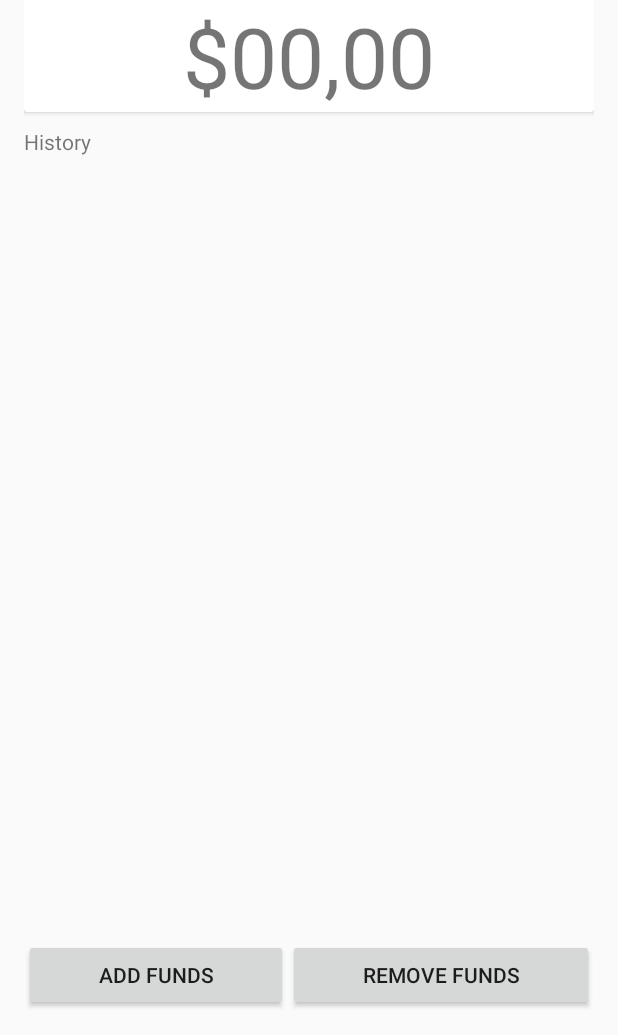
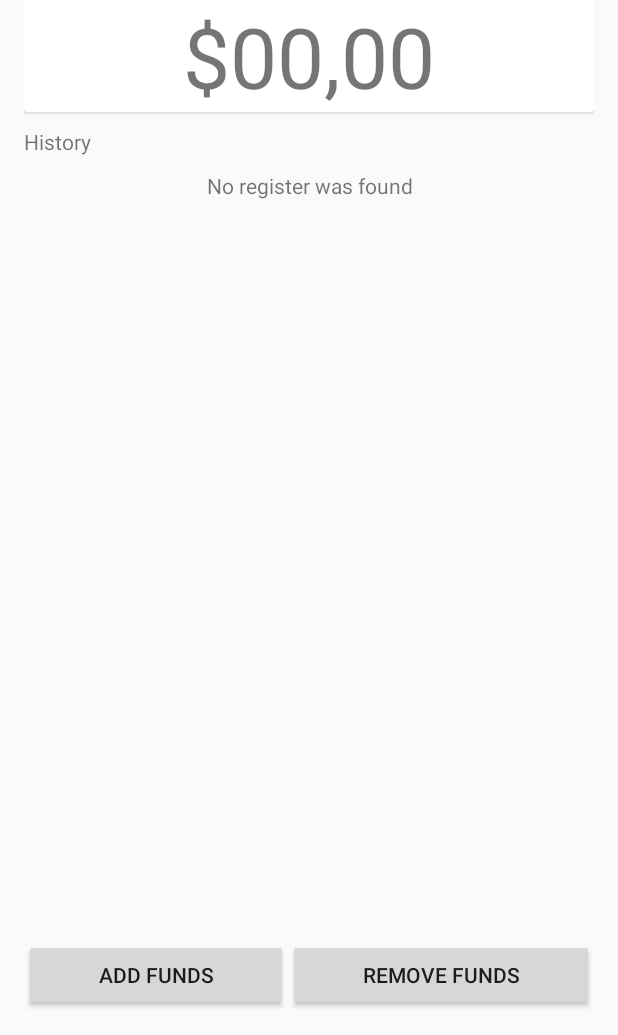
Before and after one commit to mattsousa/PortifoliAPP, an Android app: the screen it shows after launch (PrincipalActivity), on a phone screen of 412 x 824 dp, the part 201-1236 px from its top. Run offline under Robolectric (Android 15) with nearby library versions, the phone set to English and light mode, and no system bars.

Commit message:
Criação e implementação das classes de acesso ao banco de dados Implementação na activity principal

```diff
--- a/EconoApp/app/src/main/java/br/com/bluedogs/econoapp/activity/PrincipalActivity.java
+++ b/EconoApp/app/src/main/java/br/com/bluedogs/econoapp/activity/PrincipalActivity.java
@@ -14,8 +14,10 @@ import android.view.MenuItem;
 import android.widget.Button;
 import android.widget.EditText;
 import android.widget.TextView;
+import android.widget.Toast;
 
 import br.com.bluedogs.econoapp.R;
+import br.com.bluedogs.econoapp.db.UserDAO;
 import br.com.bluedogs.econoapp.model.User;
 
 public class PrincipalActivity extends AppCompatActivity {
@@ -34,7 +36,7 @@ public class PrincipalActivity extends AppCompatActivity {
         Toolbar toolbar = (Toolbar) findViewById(R.id.toolbar);
         setSupportActionBar(toolbar);
 
-        user = new User();
+        user = UserDAO.getUser(getApplicationContext());
 
         txwState = (TextView)findViewById(R.id.main_txw_state);
         txwValue = (TextView)findViewById(R.id.main_txw_value);
@@ -42,6 +44,19 @@ public class PrincipalActivity extends AppCompatActivity {
         btnAdd = (Button)findViewById(R.id.main_btn_add);
         btnRemove = (Button)findViewById(R.id.main_btn_remove);
         rcvwHistory = (RecyclerView)findViewById(R.id.main_rcvw_history);
+
+
+        if(user.getName().isEmpty()){
+            // TODO: 13/01/2017 Create custom alert to get user's name
+            user.setName("Matheus");//teste
+            UserDAO.insert(getApplicationContext(),user);
+            Log.i(TAG,"Data Object Access Called!");
+            Log.i(TAG,"Database Insertion Called!");
+        }else{
+            txwValue.setText("R$"+String.valueOf(user.getFunds()));
+            Toast.makeText(getApplicationContext(),"Name: "+user.getName(),Toast.LENGTH_SHORT).show();
+            Log.i(TAG,"Data Object Access Called!");
+        }
 
         btnAdd.setOnClickListener(new View.OnClickListener() {
             @Override
@@ -101,6 +116,7 @@ public class PrincipalActivity extends AppCompatActivity {
             public void onClick(DialogInterface dialogInterface, int i) {
                 Log.i(TAG,"Dialog Operation OK clicked!");
                 user.makeOperation(amount,add);
+                //UserDAO.alter(getApplicationContext(),user.getId(),user);
                 txwValue.setText("R$"+user.getFunds());
                 amount = 0;
             }
--- a/EconoApp/app/src/main/java/br/com/bluedogs/econoapp/db/DAO.java
+++ b/EconoApp/app/src/main/java/br/com/bluedogs/econoapp/db/DAO.java
@@ -3,6 +3,8 @@ package br.com.bluedogs.econoapp.db;
 import android.content.Context;
 import android.database.sqlite.SQLiteDatabase;
 import android.database.sqlite.SQLiteOpenHelper;
+
+import br.com.bluedogs.econoapp.model.User;
 
 /**
  * Created by Sarah Francis on 11/01/2017.
@@ -15,11 +17,11 @@ public class DAO extends SQLiteOpenHelper{
     private static final int DB_VERSION = 1;
     private static final String DB_NAME = "EconoApp";
 
+    public static final String TABELAS[] = {"tbUsuario","tbOperacoes"};
+
     private DAO(Context context, String name, SQLiteDatabase.CursorFactory factory, int version) {
         super(context, name, factory, version);
     }
-
-
 
     public static DAO getInstance(Context context){
         if(instance == null){
@@ -28,14 +30,31 @@ public class DAO extends SQLiteOpenHelper{
         return instance;
     }
 
-
     @Override
     public void onCreate(SQLiteDatabase sqLiteDatabase) {
+        StringBuilder ddl = new StringBuilder();
 
+        ddl.append("CREATE TABLE "+TABELAS[0]+" (");
+        ddl.append("_id         INTEGER         PRIMARY KEY     AUTOINCREMENT   ,");
+        ddl.append("nome        VARCHAR(50)     NOT NULL                        ,");
+        ddl.append("quantia     REAL            NOT NULL                         ");
+        ddl.append(");");
+
+        sqLiteDatabase.execSQL(ddl.toString());
+        ddl.delete(0,ddl.length());
+
+        ddl.append("CREATE TABLE "+TABELAS[1]+" (");
+        ddl.append("_id         INTEGER         PRIMARY KEY     AUTOINCREMENT       ,");
+        ddl.append("dataEHora   TEXT("+ User.DATE_FORMAT.length()+")     NOT NULL    ,");
+        ddl.append("tipo        CHAR            NOT NULL                            ,");
+        ddl.append("valor       REAL            NOT NULL                             ");
+        ddl.append(");");
+        sqLiteDatabase.execSQL(ddl.toString());
     }
 
     @Override
     public void onUpgrade(SQLiteDatabase sqLiteDatabase, int i, int i1) {
-
+        String ddl = "DROP DATABASE "+DB_NAME+" IF EXIST";
+        sqLiteDatabase.execSQL(ddl);
     }
 }
--- /dev/null
+++ b/EconoApp/app/src/main/java/br/com/bluedogs/econoapp/db/UserDAO.java
@@ -0,0 +1,44 @@
+package br.com.bluedogs.econoapp.db;
+
+import android.content.ContentValues;
+import android.content.Context;
+import android.database.Cursor;
+
+
+import br.com.bluedogs.econoapp.model.User;
+
+/**
+ * Created by Sarah Francis on 13/01/2017.
+ */
+
+public class UserDAO {
+    private static final String coluns[] = {"_id","nome","quantia"};
+
+    public static void insert(Context context, User user){
+        DAO dao = DAO.getInstance(context);
+        ContentValues values = new ContentValues();
+        int i = 1;
+        values.put(coluns[i],user.getName());
+        i+=1;
+        values.put(coluns[i],user.getFunds());
+        dao.getWritableDatabase().insert(DAO.TABELAS[0],null,values);
+    }
+
+    public static User getUser(Context context){
+        User user = new User();
+        DAO dao = DAO.getInstance(context);
+        String dql = "SELECT "+coluns[0]+", "+coluns[1]+", "+coluns[2]+
+                    " FROM "+DAO.TABELAS[0];
+        Cursor cursor = dao.getReadableDatabase().rawQuery(dql,null);
+        if(cursor.moveToFirst()){
+            while(cursor.moveToNext()){
+                user.setId(cursor.getInt(0));
+                user.setName(cursor.getString(1));
+                user.setFunds(cursor.getDouble(2));
+            }
+        }
+        return user;
+    }
+
+    // TODO: 13/01/2017 Make a method called "alter" that receives Context, int and User params
+}
--- a/EconoApp/app/src/main/java/br/com/bluedogs/econoapp/model/Operations.java
+++ b/EconoApp/app/src/main/java/br/com/bluedogs/econoapp/model/Operation.java
@@ -4,14 +4,14 @@ package br.com.bluedogs.econoapp.model;
  * Created by Sarah Francis on 12/01/2017.
  */
 
-public class Operations {
+public class Operation {
     private long id;
     private String dateAndTime;
     private OperationType type;
     private double value;
 
 
-    public Operations() {
+    public Operation() {
         id = 0;
         dateAndTime = "";
         type = null;
--- a/EconoApp/app/src/main/java/br/com/bluedogs/econoapp/model/OperationType.java
+++ b/EconoApp/app/src/main/java/br/com/bluedogs/econoapp/model/OperationType.java
@@ -5,4 +5,5 @@ package br.com.bluedogs.econoapp.model;
  */
 
 public interface OperationType {
+    char getOperationType();
 }
--- a/EconoApp/app/src/main/java/br/com/bluedogs/econoapp/model/SimpleAddingOperation.java
+++ b/EconoApp/app/src/main/java/br/com/bluedogs/econoapp/model/SimpleAddingOperation.java
@@ -5,4 +5,8 @@ package br.com.bluedogs.econoapp.model;
  */
 
 public class SimpleAddingOperation implements OperationType {
+    @Override
+    public char getOperationType() {
+        return 'a';
+    }
 }
--- a/EconoApp/app/src/main/java/br/com/bluedogs/econoapp/model/SimpleRemovingOperation.java
+++ b/EconoApp/app/src/main/java/br/com/bluedogs/econoapp/model/SimpleRemovingOperation.java
@@ -5,4 +5,8 @@ package br.com.bluedogs.econoapp.model;
  */
 
 public class SimpleRemovingOperation implements OperationType {
+    @Override
+    public char getOperationType() {
+        return 'r';
+    }
 }
--- a/EconoApp/app/src/main/java/br/com/bluedogs/econoapp/model/User.java
+++ b/EconoApp/app/src/main/java/br/com/bluedogs/econoapp/model/User.java
@@ -1,7 +1,6 @@
 package br.com.bluedogs.econoapp.model;
 
 import java.text.SimpleDateFormat;
-import java.util.Calendar;
 import java.util.Date;
 import java.util.LinkedList;
 import java.util.List;
@@ -14,7 +13,7 @@ public class User {
     private int id;
     private String name;
     private double funds;
-    private List<Operations> history;
+    private List<Operation> history;
 
     public static final String DATE_FORMAT = "yyyy.MM.dd ; HH:mm:ss";
 
@@ -30,7 +29,7 @@ public class User {
      * It calls private methods whatever the add parameter is
      * */
     public void makeOperation(double value,boolean add){
-        Operations operation = new Operations();
+        Operation operation = new Operation();
         SimpleDateFormat format = new SimpleDateFormat(DATE_FORMAT);
         operation.setDateAndTime(format.format(new Date()));
         operation.setValue(value);
--- a/EconoApp/app/src/main/res/layout/content_principal.xml
+++ b/EconoApp/app/src/main/res/layout/content_principal.xml
@@ -85,7 +85,8 @@
        <LinearLayout
            android:layout_width="match_parent"
            android:layout_height="match_parent"
-           android:orientation="vertical">
+           android:orientation="vertical"
+           android:gravity="center">
            <android.support.v7.widget.RecyclerView
                android:layout_width="match_parent"
                android:layout_height="match_parent"
@@ -95,7 +96,6 @@
            <TextView
                android:text="No register was found"
                android:textAlignment="center"
-               android:visibility="gone"
                android:layout_width="match_parent"
                android:layout_height="wrap_content"
                android:id="@+id/main_txw_history_result" />
--- a/EconoApp/app/src/main/res/layout/dialog_principal_operation.xml
+++ b/EconoApp/app/src/main/res/layout/dialog_principal_operation.xml
@@ -57,7 +57,7 @@
     <LinearLayout
         android:orientation="horizontal"
         android:layout_width="match_parent"
-        android:layout_height="match_parent">
+        android:layout_height="wrap_content">
 
         <EditText
             android:layout_width="match_parent"
```
Also changed, not shown: EconoApp/app/src/main/java/br/com/bluedogs/econoapp/db/OperationDAO.java (added, +46 -0 lines).
